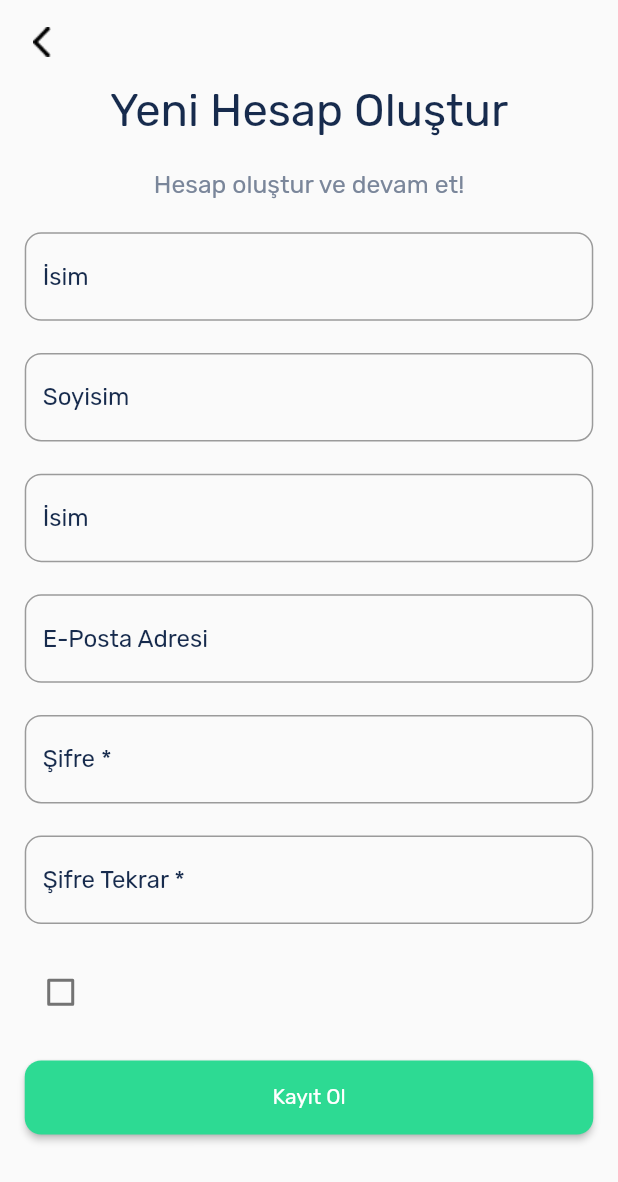
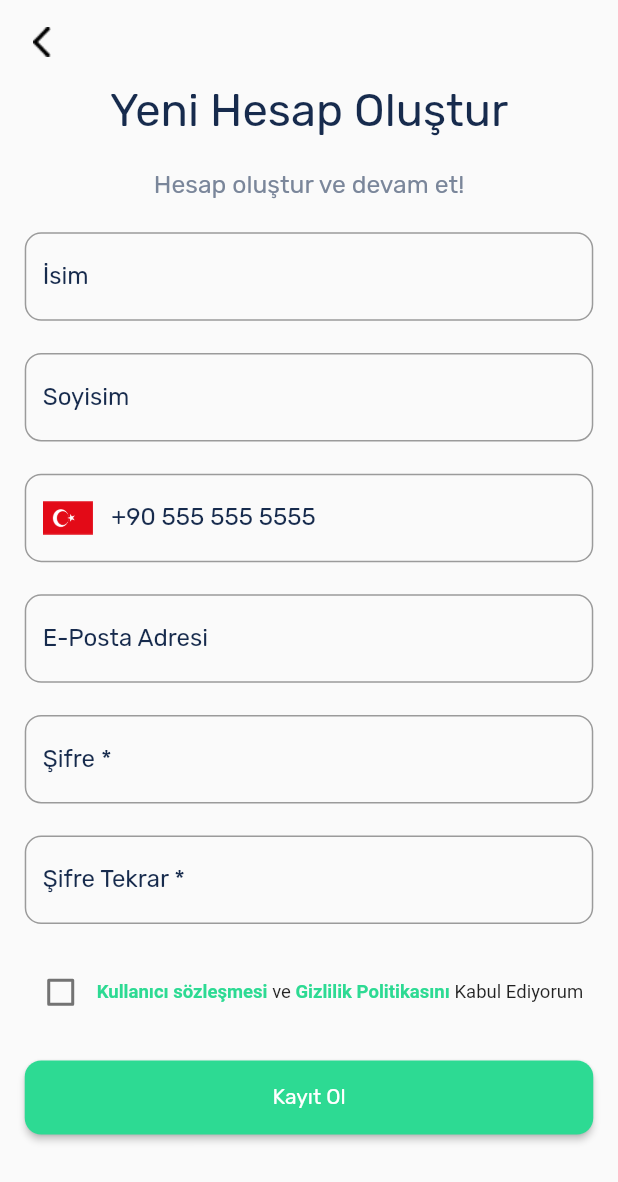
Before and after one commit to Palipa-Software/doxif, a Flutter app: the RegisterScreen screen opened by its route, on a phone screen of 412 x 824 dp. Shown: the top 1182 px of the screen. Run offline on Flutter 3.47's test engine with Material 2 defaults, Android fonts, the phone set to English and light mode, and no system bars; drawn by our look-alikes of flutter_bounceable; our stand-ins replace cloud_firestore, easy_search_bar, firebase_auth, firebase_core, flutter_svg, get and 2 more; missing offline and left inert: qr_code_scanner, search_choices; accounts and stored records are empty; network calls fail.

Commit message:
login part-3 register part-2

```diff
--- a/lib/main.dart
+++ b/lib/main.dart
@@ -1,4 +1,3 @@
-import 'package:firebase_auth/firebase_auth.dart';
 import 'package:firebase_core/firebase_core.dart';
 import 'package:flutter/material.dart';
 import 'package:flutter/services.dart';
@@ -45,10 +44,7 @@ class MyApp extends StatelessWidget {
               elevation: 0,
             ),
             textTheme: TextTheme(
-              bodySmall: TextStyle(
-                  fontFamily: "Rubik Regular",
-                  color: const Color(0xFF7A869A),
-                  fontSize: 12.sp),
+              bodySmall: TextStyle(fontFamily: "Rubik Regular", color: const Color(0xFF7A869A), fontSize: 12.sp),
               headlineLarge: TextStyle(
                 fontFamily: "Rubik Regular",
                 color: const Color(0xFF172B4D),
--- /dev/null
+++ b/lib/modules/main_page/main_page_binding.dart
@@ -0,0 +1,9 @@
+import 'package:get/get.dart';
+import 'package:tutorai/modules/main_page/main_page_controller.dart';
+
+class MainPageBinding implements Bindings {
+  @override
+  void dependencies() {
+    Get.lazyPut<MainPageController>(() => MainPageController());
+  }
+}
--- /dev/null
+++ b/lib/modules/main_page/main_page_controller.dart
@@ -0,0 +1,3 @@
+import 'package:get/get.dart';
+
+class MainPageController extends GetxController {}
--- a/lib/modules/register/register_screen.dart
+++ b/lib/modules/register/register_screen.dart
@@ -44,12 +44,25 @@ class RegisterScreen extends GetView<RegisterController> {
                   keyboardType: TextInputType.text,
                   textInputAction: TextInputAction.next,
                 ),
-                LoginTextField(
-                  controller: controller.phoneController,
-                  hintText: "İsim",
-                  keyboardType: TextInputType.phone,
-                  textInputAction: TextInputAction.next,
-                ),
+                TextField(
+                    controller: controller.phoneController,
+                    textInputAction: TextInputAction.next,
+                    keyboardType: TextInputType.number,
+                    style: const TextStyle(fontFamily: "Rubik Regular"),
+                    decoration: InputDecoration(
+                        label: const Text("+90 555 555 5555"),
+                        labelStyle: const TextStyle(color: Color(0xFF172B4D), fontFamily: "Rubik Regular"),
+                        hintStyle: const TextStyle(color: Color(0xFF172B4D), fontFamily: "Rubik Regular"),
+                        prefixText: "+90 ",
+                        prefixIcon: Padding(
+                          padding: EdgeInsets.symmetric(horizontal: 3.w),
+                          child: Image.asset(
+                            "assets/images/ic_turkey.png",
+                            width: 8.w,
+                            height: 8.w,
+                          ),
+                        ),
+                        border: OutlineInputBorder(borderRadius: BorderRadius.all(Radius.circular(8.sp))))),
                 LoginTextField(
                   controller: controller.emailController,
                   hintText: "E-Posta Adresi",
@@ -72,6 +85,7 @@ class RegisterScreen extends GetView<RegisterController> {
                 ),
                 Obx(
                   () => Row(
+                    mainAxisAlignment: MainAxisAlignment.start,
                     children: [
                       Checkbox(
                         activeColor: AppColors.appColor,
@@ -79,7 +93,29 @@ class RegisterScreen extends GetView<RegisterController> {
                         onChanged: (value) {
                           controller.checkBox.value = value!;
                         },
-                      )
+                      ),
+                      Bounceable(
+                        onTap: () {},
+                        child: Text(
+                          "Kullanıcı sözleşmesi ",
+                          style: TextStyle(fontSize: 9.sp, fontWeight: FontWeight.bold, color: AppColors.appColor),
+                        ),
+                      ),
+                      Text(
+                        "ve ",
+                        style: TextStyle(fontSize: 9.sp),
+                      ),
+                      Bounceable(
+                        onTap: () {},
+                        child: Text(
+                          "Gizlilik Politikasını ",
+                          style: TextStyle(fontSize: 9.sp, fontWeight: FontWeight.bold, color: AppColors.appColor),
+                        ),
+                      ),
+                      Text(
+                        "Kabul Ediyorum",
+                        style: TextStyle(fontSize: 9.sp),
+                      ),
                     ],
                   ),
                 ),
--- a/lib/routes/app_pages.dart
+++ b/lib/routes/app_pages.dart
@@ -1,9 +1,10 @@
 import 'package:get/get.dart';
 import 'package:tutorai/modules/addRegion/addRegion.dart';
 import 'package:tutorai/modules/addSensor/addSensor.dart';
-import 'package:tutorai/modules/addSensor/addSensor_screen.dart';
 import 'package:tutorai/modules/login/login_binding.dart';
 import 'package:tutorai/modules/login/login_screen.dart';
+import 'package:tutorai/modules/main_page/main_page_binding.dart';
+import 'package:tutorai/modules/main_page/main_page_screen.dart';
 import 'package:tutorai/modules/register/register_binding.dart';
 import 'package:tutorai/modules/register/register_screen.dart';
 import '../modules/menuScreen/menu_screen.dart';
@@ -13,8 +14,13 @@ part 'app_routes.dart';
 
 class AppPages {
   // ignore: constant_identifier_names
-  static const INITIAL = Routes.ADDSENSOR;
+  static const INITIAL = Routes.MAINPAGE;
   static final routes = [
+    GetPage(
+      name: Routes.MAINPAGE,
+      page: () => const MainPageScreen(),
+      binding: MainPageBinding(),
+    ),
     GetPage(
       name: Routes.LOGIN,
       page: () => const LoginScreen(),
--- a/lib/routes/app_routes.dart
+++ b/lib/routes/app_routes.dart
@@ -1,6 +1,7 @@
 part of 'app_pages.dart';
 
 abstract class Routes {
+  static const MAINPAGE = '/mainpage';
   static const LOGIN = '/login';
   static const REGISTER = '/register';
   static const MENU = '/menu';
--- a/lib/shared/widgets/auth_custom_text_field.dart
+++ b/lib/shared/widgets/auth_custom_text_field.dart
@@ -26,10 +26,8 @@ class LoginTextField extends StatelessWidget {
       controller: controller,
       keyboardType: keyboardType,
       decoration: InputDecoration(
-        hintStyle: TextStyle(color: color ?? const Color(0xFF172B4D), fontFamily: "Rubik Regular"),
-        labelStyle: const TextStyle(
-          fontFamily: "Rubik Regular",
-        ),
+        label: Text(hintText),
+        labelStyle: TextStyle(color: color ?? const Color(0xFF172B4D), fontFamily: "Rubik Regular"),
         hintText: hintText,
         border: OutlineInputBorder(
           borderSide: const BorderSide(color: Color(0xFFE5E5E5)),
--- a/pubspec.yaml
+++ b/pubspec.yaml
@@ -47,6 +47,7 @@ dependencies:
   syncfusion_flutter_datepicker: ^20.4.49
   easy_search_bar: ^2.4.2
   search_choices: ^2.2.2
+  intl_phone_number_input: ^0.7.2
 
 dev_dependencies:
   flutter_test:
```
Also changed, not shown: lib/modules/login/login_controller.dart (+38 -1 lines), lib/modules/login/login_screen.dart (+18 -9 lines), lib/modules/main_page/main_page_screen.dart (added, +33 -0 lines), lib/modules/menuScreen/menu_screen.dart (+33 -47 lines), lib/modules/register/register_controller.dart (+27 -0 lines), assets/images/ic_turkey.png (added), lib/modules/main_page/routes_func.dart (added), pubspec.lock.
